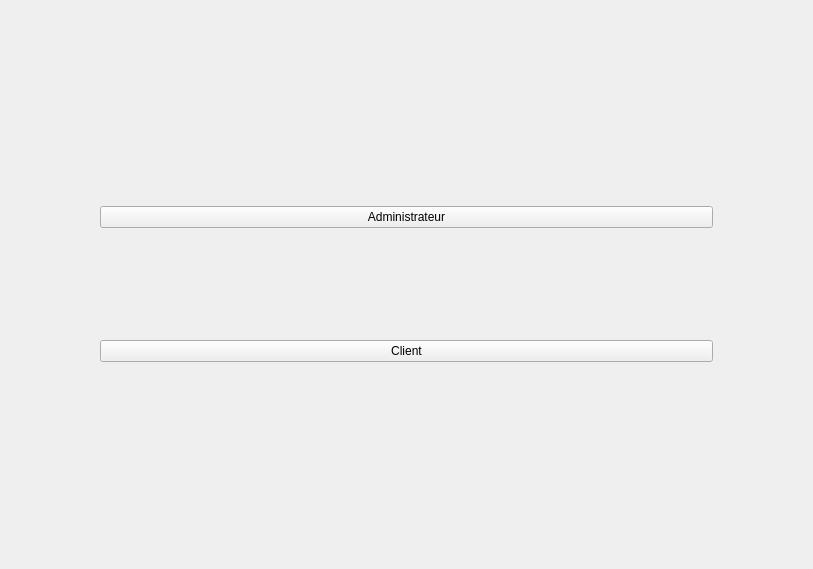
This is accueil.ui in Chris-Manuelpipo/ModelePublication as Qt 5 draws it before an edit. The edited form follows.
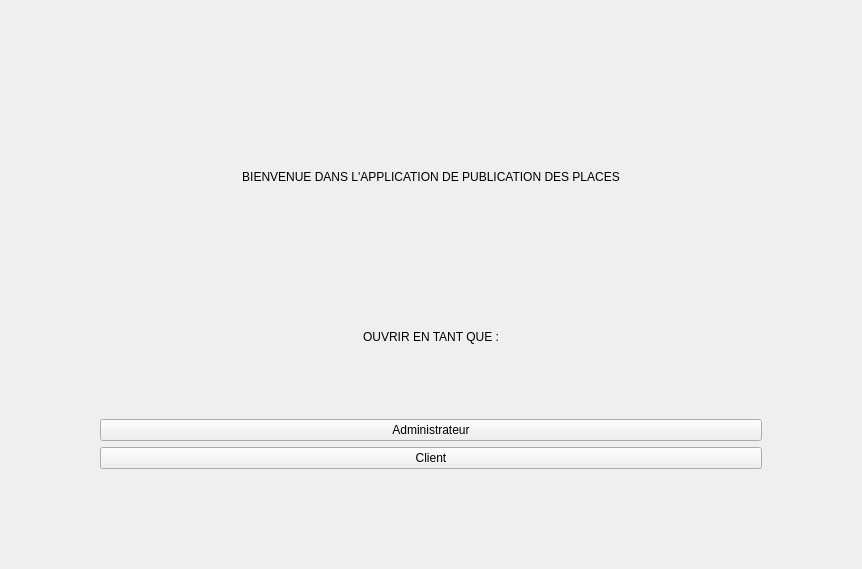
This is the edited form.

The edit to the form file:
```diff
--- a/accueil.ui
+++ b/accueil.ui
@@ -9,7 +9,7 @@
    <rect>
     <x>0</x>
     <y>0</y>
-    <width>813</width>
+    <width>862</width>
     <height>569</height>
    </rect>
   </property>
@@ -35,14 +35,24 @@
    <property name="bottomMargin">
     <number>100</number>
    </property>
-   <item row="1" column="0">
+   <item row="5" column="1">
     <widget class="QPushButton" name="btnClient">
      <property name="text">
       <string>Client</string>
      </property>
     </widget>
    </item>
-   <item row="0" column="0">
+   <item row="1" column="1">
+    <widget class="QLabel" name="label">
+     <property name="text">
+      <string>BIENVENUE DANS L'APPLICATION DE PUBLICATION DES PLACES</string>
+     </property>
+     <property name="alignment">
+      <set>Qt::AlignCenter</set>
+     </property>
+    </widget>
+   </item>
+   <item row="3" column="1">
     <widget class="QPushButton" name="btnAdmin">
      <property name="minimumSize">
       <size>
@@ -70,6 +80,16 @@
      </property>
     </widget>
    </item>
+   <item row="2" column="1">
+    <widget class="QLabel" name="label_2">
+     <property name="text">
+      <string>OUVRIR EN TANT QUE :</string>
+     </property>
+     <property name="alignment">
+      <set>Qt::AlignCenter</set>
+     </property>
+    </widget>
+   </item>
   </layout>
  </widget>
  <resources/>
```
